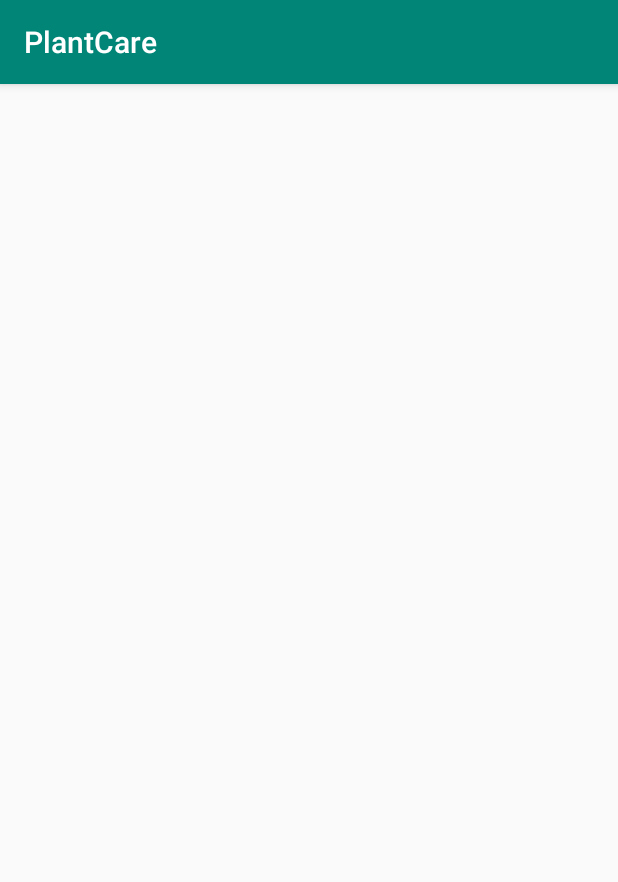
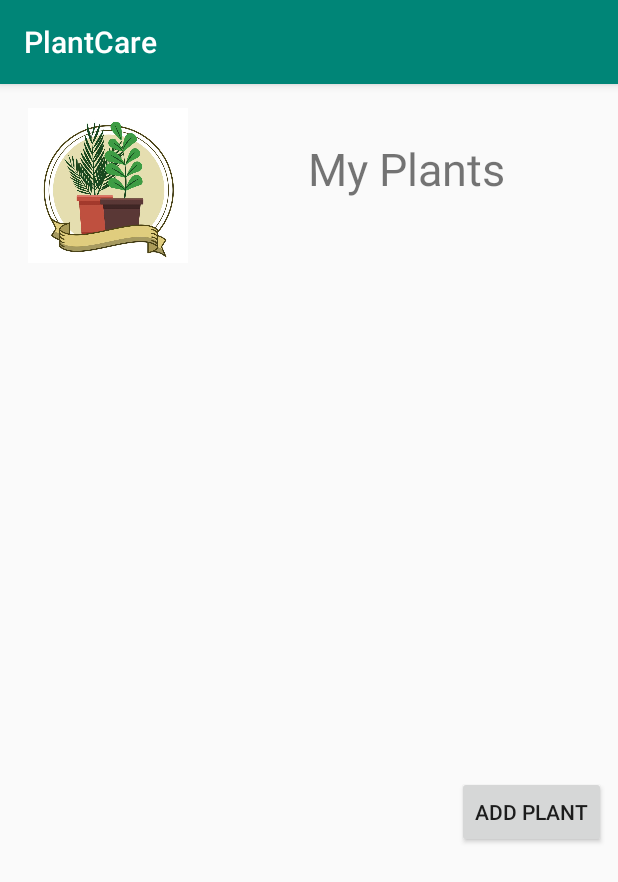
Before and after one commit to LiamSimons/Plant_Care, an Android app: the MyPlants screen opened directly, with no data from a screen before it, on a phone screen of 412 x 824 dp. Shown: the top 882 px of the screen. Run offline under Robolectric (Android 15) with nearby library versions, the phone set to English and light mode, and no system bars.

Commit message:
nog extra's

```diff
--- a/app/build.gradle
+++ b/app/build.gradle
@@ -26,4 +26,5 @@ dependencies {
     testImplementation 'junit:junit:4.12'
     androidTestImplementation 'com.android.support.test:runner:1.0.2'
     androidTestImplementation 'com.android.support.test.espresso:espresso-core:3.0.2'
+    implementation 'com.android.support:recyclerview-v7:28.0.0'
 }
--- a/app/src/main/java/com/example/plantcare/AddPlant.java
+++ b/app/src/main/java/com/example/plantcare/AddPlant.java
@@ -52,7 +52,7 @@ public class AddPlant extends AppCompatActivity {
         };
     }
 
-
+//zou nieuw plant object moeten aanmaken
     public void done(View view) {
         String name = ((EditText) findViewById(R.id.editText_name)).getText().toString();
         String species = ((EditText) findViewById(R.id.editText_species)).getText().toString();
--- a/app/src/main/java/com/example/plantcare/MyPlants.java
+++ b/app/src/main/java/com/example/plantcare/MyPlants.java
@@ -1,7 +1,9 @@
 package com.example.plantcare;
 
+import android.content.Intent;
 import android.support.v7.app.AppCompatActivity;
 import android.os.Bundle;
+import android.view.View;
 
 public class MyPlants extends AppCompatActivity {
 
@@ -10,4 +12,9 @@ public class MyPlants extends AppCompatActivity {
         super.onCreate(savedInstanceState);
         setContentView(R.layout.activity_my_plants);
     }
+
+    public void goToAdd(View view) {
+        Intent intent = new Intent (this, AddPlant.class);
+        startActivity(intent);
+    }
 }
--- a/app/src/main/res/layout/activity_add_plant.xml
+++ b/app/src/main/res/layout/activity_add_plant.xml
@@ -32,8 +32,7 @@
             android:textSize="30sp"
             android:textStyle="bold"
             app:layout_constraintEnd_toEndOf="parent"
-        app:layout_constraintHorizontal_bias="0.498"
-        app:layout_constraintStart_toStartOf="parent"
+            app:layout_constraintStart_toEndOf="@+id/imageView3"
             app:layout_constraintTop_toTopOf="parent" />
 
         <TextView
--- a/app/src/main/res/layout/activity_main.xml
+++ b/app/src/main/res/layout/activity_main.xml
@@ -1,10 +1,14 @@
 <?xml version="1.0" encoding="utf-8"?>
-<android.support.constraint.ConstraintLayout xmlns:android="http://schemas.android.com/apk/res/android"
+<ScrollView xmlns:android="http://schemas.android.com/apk/res/android"
     xmlns:app="http://schemas.android.com/apk/res-auto"
     xmlns:tools="http://schemas.android.com/tools"
     android:layout_width="match_parent"
     android:layout_height="match_parent"
     tools:context=".MainActivity">
+
+    <android.support.constraint.ConstraintLayout
+        android:layout_width="match_parent"
+        android:layout_height="match_parent">
 
     <ImageView
         android:id="@+id/imageView"
@@ -95,4 +99,5 @@
         app:layout_constraintStart_toStartOf="parent"
         app:layout_constraintTop_toBottomOf="@+id/imageView2"
         app:srcCompat="@drawable/agenda" />
-</android.support.constraint.ConstraintLayout>
+    </android.support.constraint.ConstraintLayout>
+</ScrollView>
--- a/app/src/main/res/layout/activity_my_plants.xml
+++ b/app/src/main/res/layout/activity_my_plants.xml
@@ -6,4 +6,51 @@
     android:layout_height="match_parent"
     tools:context=".MyPlants">
 
+    <ImageView
+        android:id="@+id/imageView4"
+        android:layout_width="112dp"
+        android:layout_height="103dp"
+        android:layout_marginStart="16dp"
+        android:layout_marginTop="16dp"
+        app:layout_constraintStart_toStartOf="parent"
+        app:layout_constraintTop_toTopOf="parent"
+        app:srcCompat="@drawable/blabla" />
+
+    <TextView
+        android:id="@+id/textView4"
+        android:layout_width="wrap_content"
+        android:layout_height="wrap_content"
+        android:layout_marginStart="8dp"
+        android:layout_marginTop="36dp"
+        android:layout_marginEnd="8dp"
+        android:text="My Plants"
+        android:textSize="30sp"
+        app:layout_constraintEnd_toEndOf="parent"
+        app:layout_constraintHorizontal_bias="0.507"
+        app:layout_constraintStart_toEndOf="@+id/imageView4"
+        app:layout_constraintTop_toTopOf="parent" />
+
+    <android.support.v7.widget.RecyclerView
+        android:id="@+id/recyclerView"
+        android:layout_width="395dp"
+        android:layout_height="309dp"
+        android:layout_marginStart="8dp"
+        android:layout_marginTop="128dp"
+        android:layout_marginEnd="8dp"
+        app:layout_constraintEnd_toEndOf="parent"
+        app:layout_constraintHorizontal_bias="0.0"
+        app:layout_constraintStart_toStartOf="parent"
+        app:layout_constraintTop_toTopOf="parent" />
+
+    <Button
+        android:id="@+id/button"
+        android:layout_width="wrap_content"
+        android:layout_height="wrap_content"
+        android:layout_marginTop="24dp"
+        android:layout_marginEnd="8dp"
+        android:text="Add Plant"
+        app:layout_constraintEnd_toEndOf="parent"
+        app:layout_constraintTop_toBottomOf="@+id/recyclerView"
+        android:onClick="goToAdd"/>
+
 </android.support.constraint.ConstraintLayout>
```
Lines whose indentation alone changed are shown as unchanged.
